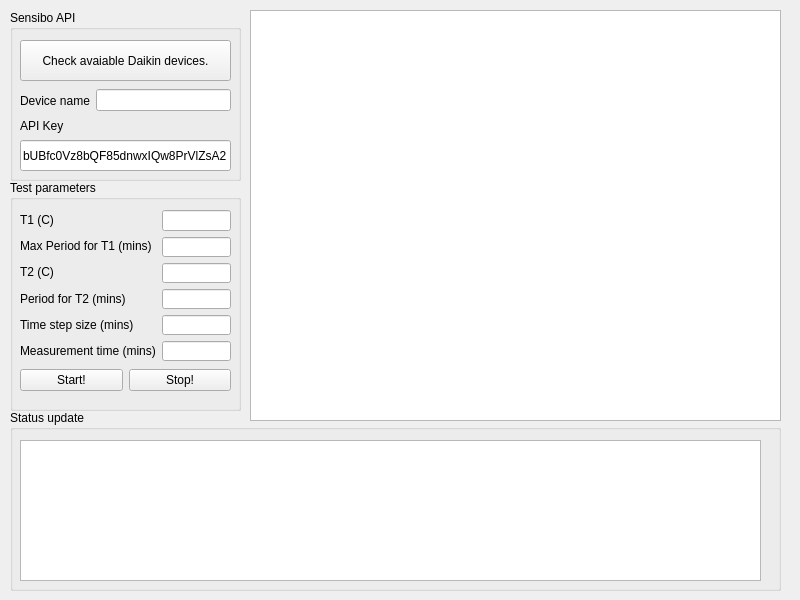
Before: the Qt Designer form DaikinControlUI/form.ui in JWLiao2022/DaikinControlViaSensiboAPI, drawn with Qt 5.
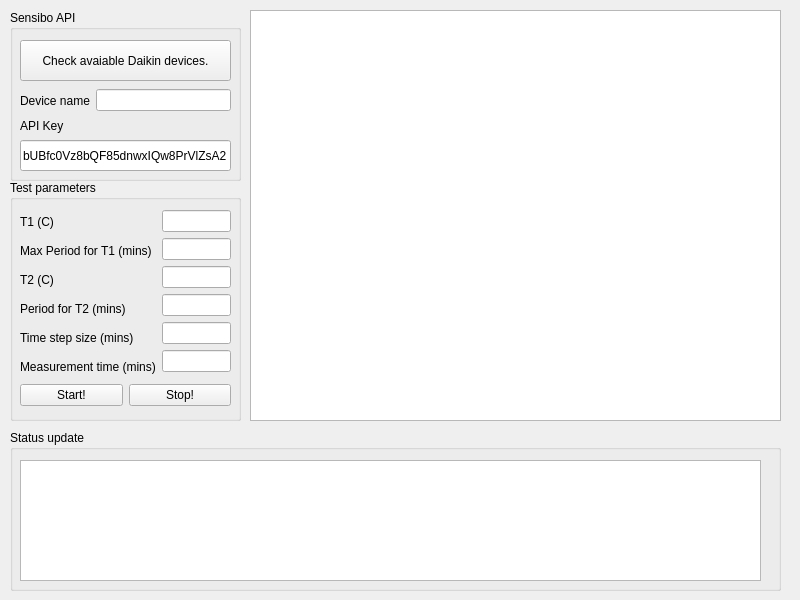
After: the same form once the commit is applied. Custom widgets are drawn as their Qt base class.

Commit message: Set the temperature range in the plot and move the status panel down.

Patch:
```diff
--- a/DaikinControlUI/form.ui
+++ b/DaikinControlUI/form.ui
@@ -33,9 +33,9 @@
    <property name="geometry">
     <rect>
      <x>10</x>
-     <y>410</y>
+     <y>430</y>
      <width>771</width>
-     <height>181</height>
+     <height>161</height>
     </rect>
    </property>
    <property name="title">
@@ -47,7 +47,7 @@
       <x>10</x>
       <y>30</y>
       <width>741</width>
-      <height>141</height>
+      <height>121</height>
      </rect>
     </property>
    </widget>
@@ -132,19 +132,19 @@
      <x>10</x>
      <y>180</y>
      <width>231</width>
-     <height>231</height>
+     <height>241</height>
     </rect>
    </property>
    <property name="title">
     <string>Test parameters</string>
    </property>
-   <widget class="QWidget" name="">
+   <widget class="QWidget" name="layoutWidget">
     <property name="geometry">
      <rect>
       <x>10</x>
       <y>180</y>
       <width>211</width>
-      <height>41</height>
+      <height>71</height>
      </rect>
     </property>
     <layout class="QHBoxLayout" name="horizontalLayout_2">
@@ -164,13 +164,13 @@
      </item>
     </layout>
    </widget>
-   <widget class="QWidget" name="">
+   <widget class="QWidget" name="layoutWidget">
     <property name="geometry">
      <rect>
       <x>10</x>
       <y>30</y>
       <width>211</width>
-      <height>151</height>
+      <height>168</height>
      </rect>
     </property>
     <layout class="QHBoxLayout" name="horizontalLayout_3">
```
The commit also changes 4 other files.
